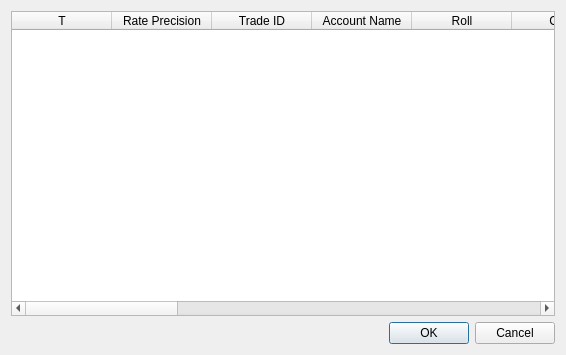
Above: qt_forms/view_closed_positions.ui from chernig/tradebot before the change. Below: the same form after it.
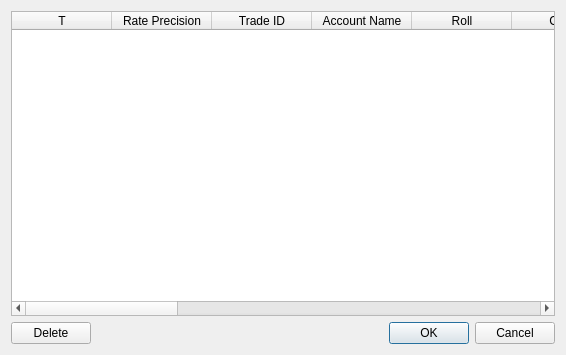
That is the form after the change.

Patch:
```diff
--- a/qt_forms/view_closed_positions.ui
+++ b/qt_forms/view_closed_positions.ui
@@ -13,8 +13,25 @@
   <property name="windowTitle">
    <string>Dialog</string>
   </property>
-  <layout class="QVBoxLayout" name="verticalLayout">
-   <item>
+  <layout class="QGridLayout" name="gridLayout">
+   <item row="1" column="0">
+    <widget class="QPushButton" name="pushButton">
+     <property name="text">
+      <string>Delete</string>
+     </property>
+    </widget>
+   </item>
+   <item row="1" column="1">
+    <widget class="QDialogButtonBox" name="buttonBox">
+     <property name="orientation">
+      <enum>Qt::Horizontal</enum>
+     </property>
+     <property name="standardButtons">
+      <set>QDialogButtonBox::Cancel|QDialogButtonBox::Ok</set>
+     </property>
+    </widget>
+   </item>
+   <item row="0" column="0" colspan="2">
     <widget class="QTableWidget" name="tableWidget">
      <property name="selectionBehavior">
       <enum>QAbstractItemView::SelectRows</enum>
@@ -106,16 +123,6 @@
      </column>
     </widget>
    </item>
-   <item>
-    <widget class="QDialogButtonBox" name="buttonBox">
-     <property name="orientation">
-      <enum>Qt::Horizontal</enum>
-     </property>
-     <property name="standardButtons">
-      <set>QDialogButtonBox::Cancel|QDialogButtonBox::Ok</set>
-     </property>
-    </widget>
-   </item>
   </layout>
  </widget>
  <resources/>
```
